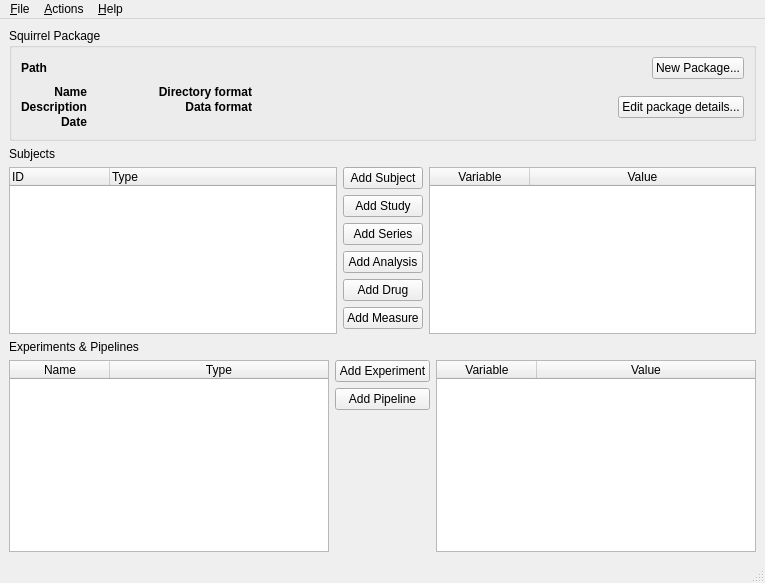
Above: src/squirrel-gui/mainwindow.ui from gbook/squirrel before the change. Below: the same form after it.
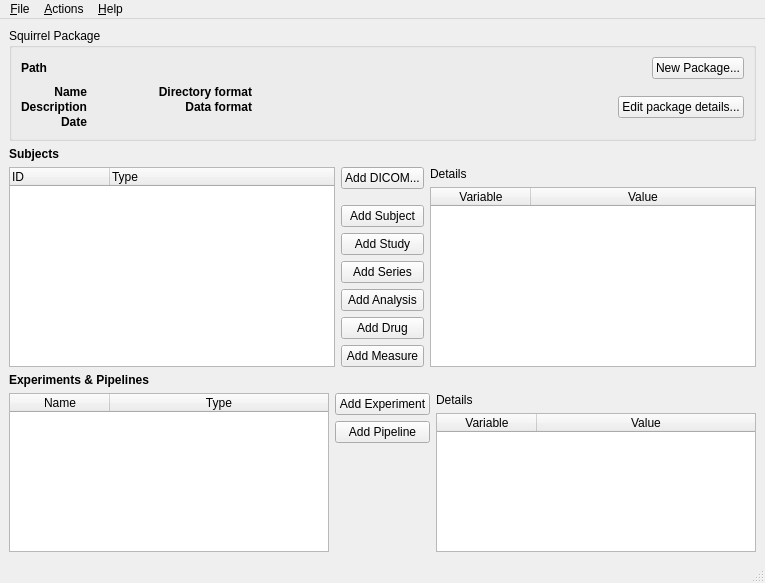
That is the form after the change. Icons and pictures are not drawn.

Commit message: attempting to get Windows to unzip files

What changed in the file:
```diff
--- a/src/squirrel-gui/mainwindow.ui
+++ b/src/squirrel-gui/mainwindow.ui
@@ -230,6 +230,12 @@
     </item>
     <item>
      <widget class="QLabel" name="label_2">
+      <property name="font">
+       <font>
+        <bold>true</bold>
+        <stylestrategy>PreferAntialias</stylestrategy>
+       </font>
+      </property>
       <property name="text">
        <string>Subjects</string>
       </property>
@@ -268,6 +274,29 @@
       </item>
       <item>
        <layout class="QVBoxLayout" name="verticalLayout">
+        <item>
+         <widget class="QPushButton" name="btnAddDICOM">
+          <property name="text">
+           <string>Add DICOM...</string>
+          </property>
+         </widget>
+        </item>
+        <item>
+         <spacer name="verticalSpacer_3">
+          <property name="orientation">
+           <enum>Qt::Vertical</enum>
+          </property>
+          <property name="sizeType">
+           <enum>QSizePolicy::Fixed</enum>
+          </property>
+          <property name="sizeHint" stdset="0">
+           <size>
+            <width>20</width>
+            <height>10</height>
+           </size>
+          </property>
+         </spacer>
+        </item>
         <item>
          <widget class="QPushButton" name="btnAddSubject">
           <property name="text">
@@ -333,6 +362,18 @@
        </layout>
       </item>
       <item>
+       <layout class="QVBoxLayout" name="verticalLayout_5">
+        <property name="rightMargin">
+         <number>0</number>
+        </property>
+        <item>
+         <widget class="QLabel" name="label_5">
+          <property name="text">
+           <string>Details</string>
+          </property>
+         </widget>
+        </item>
+        <item>
        <widget class="QTableWidget" name="subjectDetailsTable">
         <attribute name="horizontalHeaderCascadingSectionResizes">
          <bool>true</bool>
@@ -357,8 +398,16 @@
       </item>
      </layout>
     </item>
+     </layout>
+    </item>
     <item>
      <widget class="QLabel" name="label_3">
+      <property name="font">
+       <font>
+        <bold>true</bold>
+        <stylestrategy>PreferAntialias</stylestrategy>
+       </font>
+      </property>
       <property name="text">
        <string>Experiments &amp; Pipelines</string>
       </property>
@@ -427,6 +476,18 @@
        </layout>
       </item>
       <item>
+       <layout class="QVBoxLayout" name="verticalLayout_6">
+        <property name="rightMargin">
+         <number>0</number>
+        </property>
+        <item>
+         <widget class="QLabel" name="label_6">
+          <property name="text">
+           <string>Details</string>
+          </property>
+         </widget>
+        </item>
+        <item>
        <widget class="QTableWidget" name="pipelineDetailsTable">
         <property name="alternatingRowColors">
          <bool>true</bool>
@@ -451,6 +512,8 @@
          </property>
         </column>
        </widget>
+        </item>
+       </layout>
       </item>
      </layout>
     </item>
```
Lines whose indentation alone changed are shown as unchanged. The commit also changes 4 other files.
